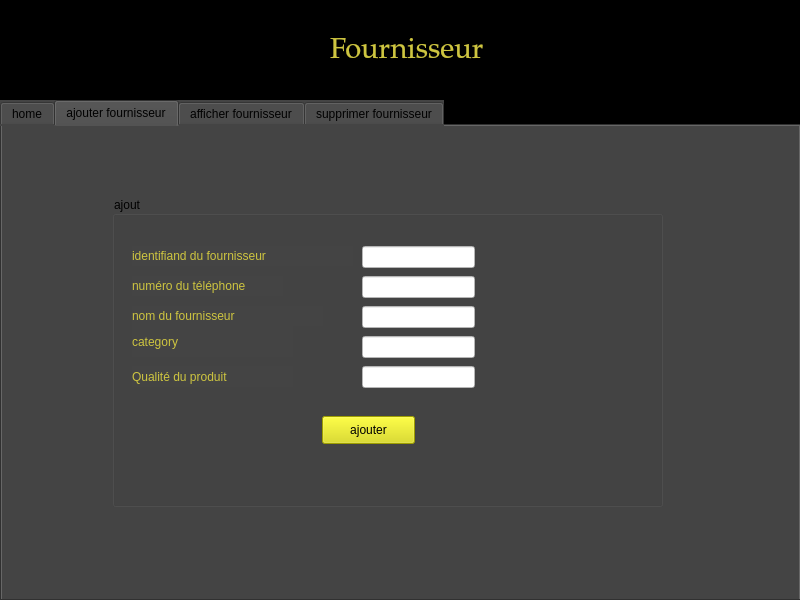
Iskanderbahroun/Beauty_Center_2A16, file mainwindow.ui: the form before one commit.
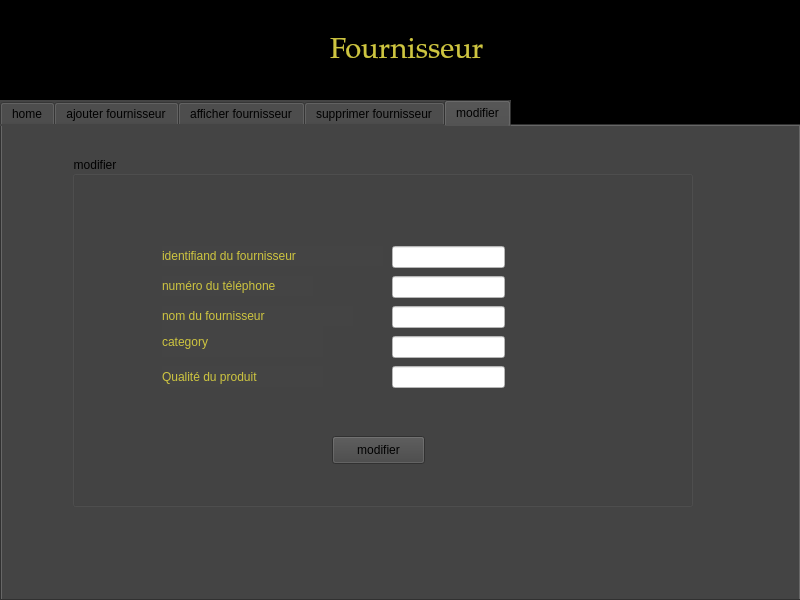
The form after the commit. Icons and pictures are not drawn.

Diff of the .ui file:
```diff
--- a/mainwindow.ui
+++ b/mainwindow.ui
@@ -590,7 +590,7 @@
      <string notr="true">background-color: rgb(68, 68, 68);</string>
     </property>
     <property name="currentIndex">
-     <number>1</number>
+     <number>4</number>
     </property>
     <widget class="QWidget" name="tab_4">
      <attribute name="title">
@@ -1235,6 +1235,193 @@
      <zorder>bg_supp</zorder>
      <zorder>groupBox_2</zorder>
     </widget>
+    <widget class="QWidget" name="tab_5">
+     <attribute name="title">
+      <string>modifier</string>
+     </attribute>
+     <widget class="QGroupBox" name="groupBox_3">
+      <property name="geometry">
+       <rect>
+        <x>70</x>
+        <y>30</y>
+        <width>621</width>
+        <height>351</height>
+       </rect>
+      </property>
+      <property name="title">
+       <string>modifier</string>
+      </property>
+      <widget class="QLineEdit" name="le_numtel_modif">
+       <property name="geometry">
+        <rect>
+         <x>320</x>
+         <y>120</y>
+         <width>113</width>
+         <height>22</height>
+        </rect>
+       </property>
+       <property name="styleSheet">
+        <string notr="true">color: rgb(0, 0, 0);
+background-color: rgb(255, 255, 255);</string>
+       </property>
+      </widget>
+      <widget class="QLabel" name="label_22">
+       <property name="geometry">
+        <rect>
+         <x>90</x>
+         <y>170</y>
+         <width>161</width>
+         <height>31</height>
+        </rect>
+       </property>
+       <property name="styleSheet">
+        <string notr="true">color: rgb(206, 197, 64);
+font: 75 11pt &quot;MS Shell Dlg 2&quot;; </string>
+       </property>
+       <property name="text">
+        <string>category</string>
+       </property>
+      </widget>
+      <widget class="QLabel" name="label_23">
+       <property name="geometry">
+        <rect>
+         <x>90</x>
+         <y>150</y>
+         <width>191</width>
+         <height>20</height>
+        </rect>
+       </property>
+       <property name="styleSheet">
+        <string notr="true">color: rgb(206, 197, 64);
+font: 75 11pt &quot;MS Shell Dlg 2&quot;; </string>
+       </property>
+       <property name="text">
+        <string>nom du fournisseur</string>
+       </property>
+      </widget>
+      <widget class="QLineEdit" name="le_id_modif">
+       <property name="geometry">
+        <rect>
+         <x>320</x>
+         <y>90</y>
+         <width>113</width>
+         <height>22</height>
+        </rect>
+       </property>
+       <property name="styleSheet">
+        <string notr="true">color: rgb(0, 0, 0);
+background-color: rgb(255, 255, 255);</string>
+       </property>
+      </widget>
+      <widget class="QLabel" name="label_24">
+       <property name="geometry">
+        <rect>
+         <x>90</x>
+         <y>210</y>
+         <width>161</width>
+         <height>21</height>
+        </rect>
+       </property>
+       <property name="styleSheet">
+        <string notr="true">color: rgb(206, 197, 64);
+font: 75 11pt &quot;MS Shell Dlg 2&quot;; </string>
+       </property>
+       <property name="text">
+        <string>Qualité du produit</string>
+       </property>
+      </widget>
+      <widget class="QLabel" name="label_25">
+       <property name="geometry">
+        <rect>
+         <x>90</x>
+         <y>120</y>
+         <width>151</width>
+         <height>20</height>
+        </rect>
+       </property>
+       <property name="styleSheet">
+        <string notr="true">color: rgb(206, 197, 64);
+font: 75 11pt &quot;MS Shell Dlg 2&quot;; </string>
+       </property>
+       <property name="text">
+        <string>numéro du téléphone</string>
+       </property>
+      </widget>
+      <widget class="QLineEdit" name="le_nom_modif">
+       <property name="geometry">
+        <rect>
+         <x>320</x>
+         <y>150</y>
+         <width>113</width>
+         <height>22</height>
+        </rect>
+       </property>
+       <property name="styleSheet">
+        <string notr="true">
+color: rgb(0, 0, 0);
+background-color: rgb(255, 255, 255);</string>
+       </property>
+      </widget>
+      <widget class="QLineEdit" name="Le_cat_modif">
+       <property name="geometry">
+        <rect>
+         <x>320</x>
+         <y>180</y>
+         <width>113</width>
+         <height>22</height>
+        </rect>
+       </property>
+       <property name="styleSheet">
+        <string notr="true">background-color: rgb(255, 255, 255);
+color: rgb(0, 0, 0);</string>
+       </property>
+      </widget>
+      <widget class="QLabel" name="label_26">
+       <property name="geometry">
+        <rect>
+         <x>90</x>
+         <y>90</y>
+         <width>221</width>
+         <height>20</height>
+        </rect>
+       </property>
+       <property name="styleSheet">
+        <string notr="true">font: 75 11pt &quot;MS Shell Dlg 2&quot;;
+color: rgb(206, 197, 64);</string>
+       </property>
+       <property name="text">
+        <string>identifiand du fournisseur</string>
+       </property>
+      </widget>
+      <widget class="QLineEdit" name="Le_qal_modif">
+       <property name="geometry">
+        <rect>
+         <x>320</x>
+         <y>210</y>
+         <width>113</width>
+         <height>22</height>
+        </rect>
+       </property>
+       <property name="styleSheet">
+        <string notr="true">background-color: rgb(255, 255, 255);
+color: rgb(0, 0, 0);</string>
+       </property>
+      </widget>
+      <widget class="QPushButton" name="pb_modifier">
+       <property name="geometry">
+        <rect>
+         <x>260</x>
+         <y>280</y>
+         <width>93</width>
+         <height>28</height>
+        </rect>
+       </property>
+       <property name="text">
+        <string>modifier</string>
+       </property>
+      </widget>
+     </widget>
+    </widget>
    </widget>
    <zorder>label</zorder>
    <zorder>Title</zorder>
```
